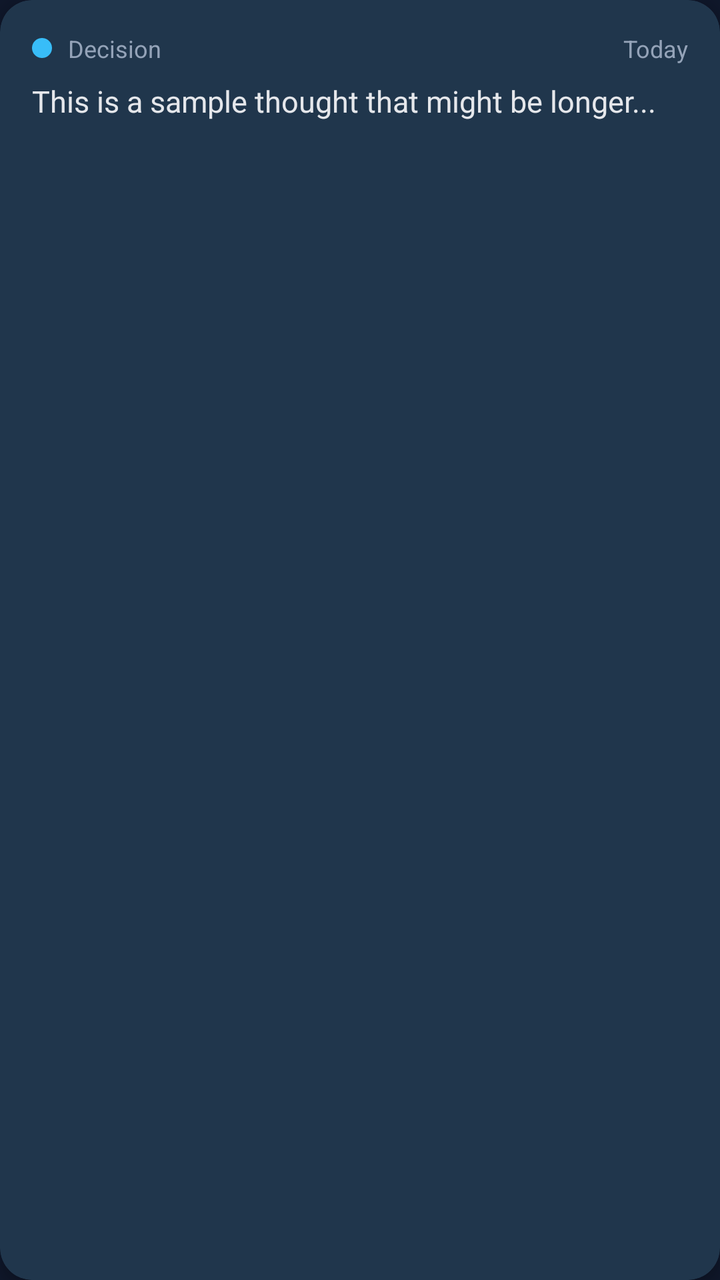
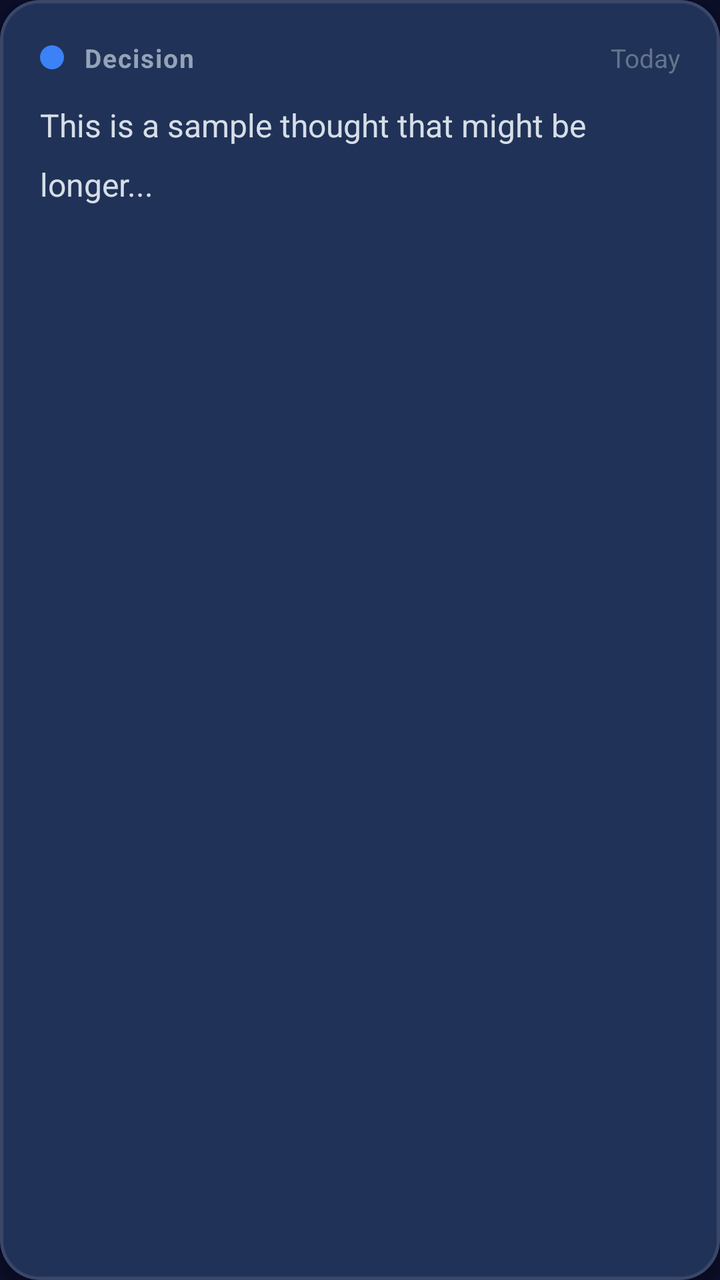

The first picture is an Android layout as it rendered before a commit; the second is the same layout after the commit. The layout source and the unified diff follow.
<!-- AndroidManifest.xml: application theme Theme.SecondBrainLite -->
<!-- res/layout/item_thought_card.xml -->
<?xml version="1.0" encoding="utf-8"?>
<com.google.android.material.card.MaterialCardView 
    xmlns:android="http://schemas.android.com/apk/res/android"
    xmlns:app="http://schemas.android.com/apk/res-auto"
    android:id="@+id/thoughtCard"
    android:layout_width="match_parent"
    android:layout_height="wrap_content"
    android:layout_marginTop="8dp"
    android:layout_marginBottom="8dp"
    style="@style/Widget.SecondBrain.Card"
    android:clickable="true"
    android:focusable="true">

    <LinearLayout
        android:layout_width="match_parent"
        android:layout_height="wrap_content"
        android:orientation="vertical"
        android:padding="16dp">

        
        <LinearLayout
            android:layout_width="match_parent"
            android:layout_height="wrap_content"
            android:orientation="horizontal"
            android:gravity="center_vertical">

            
            <View
                android:id="@+id/categoryDot"
                android:layout_width="10dp"
                android:layout_height="10dp"
                android:background="@drawable/circle_shape"/>

            
            <TextView
                android:id="@+id/categoryTextView"
                android:layout_width="0dp"
                android:layout_height="wrap_content"
                android:layout_weight="1"
                android:layout_marginStart="8dp"
                android:textColor="@color/text_secondary"
                android:textSize="12sp"
                android:text="Decision"/>

            
            <TextView
                android:id="@+id/pinnedIndicator"
                android:layout_width="wrap_content"
                android:layout_height="wrap_content"
                android:text="@string/pinned"
                android:textColor="@color/primary_soft_blue"
                android:textSize="11sp"
                android:textStyle="bold"
                android:paddingHorizontal="8dp"
                android:paddingVertical="2dp"
                android:background="@drawable/rounded_bg"
                android:visibility="gone"/>

            
            <TextView
                android:id="@+id/dateTextView"
                android:layout_width="wrap_content"
                android:layout_height="wrap_content"
                android:layout_marginStart="8dp"
                android:textColor="@color/text_secondary"
                android:textSize="12sp"
                android:text="Today"/>

        </LinearLayout>

        
        <TextView
            android:id="@+id/titleTextView"
            android:layout_width="match_parent"
            android:layout_height="wrap_content"
            android:layout_marginTop="12dp"
            android:textColor="@color/text_off_white"
            android:textSize="18sp"
            android:textStyle="bold"
            android:maxLines="1"
            android:ellipsize="end"
            android:visibility="gone"/>

        
        <TextView
            android:id="@+id/thoughtTextView"
            android:layout_width="match_parent"
            android:layout_height="wrap_content"
            android:layout_marginTop="8dp"
            android:textColor="@color/text_off_white"
            android:textSize="15sp"
            android:lineSpacingMultiplier="1.4"
            android:maxLines="2"
            android:ellipsize="end"
            android:text="This is a sample thought that might be longer..."/>

    </LinearLayout>

</com.google.android.material.card.MaterialCardView>
<!-- resources referenced by this layout -->
<resources>
  <color name="primary_soft_blue">#38BDF8</color>
  <color name="text_off_white">#E5E7EB</color>
  <color name="text_secondary">#94A3B8</color>
  <!-- drawable circle_shape (drawable) -->
  <?xml version="1.0" encoding="utf-8"?>
  <shape xmlns:android="http://schemas.android.com/apk/res/android"
      android:shape="oval">
      <solid android:color="@color/primary_soft_blue"/>
  </shape>
  <!-- drawable rounded_bg (drawable) -->
  <?xml version="1.0" encoding="utf-8"?>
  <shape xmlns:android="http://schemas.android.com/apk/res/android"
      android:shape="rectangle">
      <solid android:color="@color/card_background_elevated"/>
      <corners android:radius="8dp"/>
  </shape>
  <string name="pinned">Pinned</string>
  <style name="Widget.SecondBrain.Card" parent="Widget.Material3.CardView.Elevated">
          <item name="cardBackgroundColor">@color/card_background</item>
          <item name="cardCornerRadius">16dp</item>
          <item name="cardElevation">4dp</item>
      </style>
  <style name="Theme.SecondBrainLite" parent="Base.Theme.SecondBrainLite" />
  <color name="card_background_elevated">#2D3748</color>
  <color name="card_background">#1E293B</color>
  <style name="Base.Theme.SecondBrainLite" parent="Theme.Material3.Dark.NoActionBar">
          
          <item name="colorPrimary">@color/primary_soft_blue</item>
          <item name="colorPrimaryVariant">@color/primary_soft_blue</item>
          <item name="colorOnPrimary">@color/background_dark_navy</item>
          
          
          <item name="colorSecondary">@color/secondary_green</item>
          <item name="colorSecondaryVariant">@color/secondary_green</item>
          <item name="colorOnSecondary">@color/background_dark_navy</item>
          
          
          <item name="android:colorBackground">@color/background_dark_navy</item>
          <item name="colorSurface">@color/card_background</item>
          <item name="colorOnSurface">@color/text_off_white</item>
          
          
          <item name="android:textColorPrimary">@color/text_off_white</item>
          <item name="android:textColorSecondary">@color/text_secondary</item>
          
          
          <item name="android:statusBarColor">@color/background_dark_navy</item>
          <item name="android:windowLightStatusBar" tools:targetApi="m">false</item>
          
          
          <item name="android:navigationBarColor">@color/background_dark_navy</item>
      </style>
  <color name="background_dark_navy">#0F172A</color>
  <color name="secondary_green">#22C55E</color>
</resources>

<!-- the commit's change to res/layout/item_thought_card.xml (unified diff, before → after) -->
@@ -5,30 +5,36 @@
     android:id="@+id/thoughtCard"
     android:layout_width="match_parent"
     android:layout_height="wrap_content"
-    android:layout_marginTop="8dp"
-    android:layout_marginBottom="8dp"
-    style="@style/Widget.SecondBrain.Card"
+    android:layout_marginTop="10dp"
+    android:layout_marginBottom="10dp"
     android:clickable="true"
-    android:focusable="true">
+    android:focusable="true"
+    app:cardBackgroundColor="@color/card_background"
+    app:cardCornerRadius="20dp"
+    app:cardElevation="4dp"
+    app:strokeWidth="1.5dp"
+    app:strokeColor="@color/card_stroke"
+    app:rippleColor="@color/ripple_color">
 
     <LinearLayout
         android:layout_width="match_parent"
         android:layout_height="wrap_content"
         android:orientation="vertical"
-        android:padding="16dp">
+        android:padding="20dp">
 
         
         <LinearLayout
             android:layout_width="match_parent"
             android:layout_height="wrap_content"
             android:orientation="horizontal"
-            android:gravity="center_vertical">
+            android:gravity="center_vertical"
+            android:paddingBottom="4dp">
 
             
             <View
                 android:id="@+id/categoryDot"
-                android:layout_width="10dp"
-                android:layout_height="10dp"
+                android:layout_width="12dp"
+                android:layout_height="12dp"
                 android:background="@drawable/circle_shape"/>
 
             
@@ -37,9 +43,11 @@
                 android:layout_width="0dp"
                 android:layout_height="wrap_content"
                 android:layout_weight="1"
-                android:layout_marginStart="8dp"
+                android:layout_marginStart="10dp"
                 android:textColor="@color/text_secondary"
-                android:textSize="12sp"
+                android:textSize="13sp"
+                android:textStyle="bold"
+                android:letterSpacing="0.05"
                 android:text="Decision"/>
 
             
@@ -48,11 +56,11 @@
                 android:layout_width="wrap_content"
                 android:layout_height="wrap_content"
                 android:text="@string/pinned"
-                android:textColor="@color/primary_soft_blue"
-                android:textSize="11sp"
+                android:textColor="@color/primary_cyan"
+                android:textSize="12sp"
                 android:textStyle="bold"
-                android:paddingHorizontal="8dp"
-                android:paddingVertical="2dp"
+                android:paddingHorizontal="10dp"
+                android:paddingVertical="4dp"
                 android:background="@drawable/rounded_bg"
                 android:visibility="gone"/>
 
@@ -61,9 +69,9 @@
                 android:id="@+id/dateTextView"
                 android:layout_width="wrap_content"
                 android:layout_height="wrap_content"
-                android:layout_marginStart="8dp"
-                android:textColor="@color/text_secondary"
-                android:textSize="12sp"
+                android:layout_marginStart="10dp"
+                android:textColor="@color/text_tertiary"
+                android:textSize="13sp"
                 android:text="Today"/>
 
         </LinearLayout>
@@ -73,11 +81,12 @@
             android:id="@+id/titleTextView"
             android:layout_width="match_parent"
             android:layout_height="wrap_content"
-            android:layout_marginTop="12dp"
+            android:layout_marginTop="14dp"
             android:textColor="@color/text_off_white"
-            android:textSize="18sp"
+            android:textSize="20sp"
             android:textStyle="bold"
             android:maxLines="1"
+            android:letterSpacing="0.01"
             android:ellipsize="end"
             android:visibility="gone"/>
 
@@ -86,12 +95,13 @@
             android:id="@+id/thoughtTextView"
             android:layout_width="match_parent"
             android:layout_height="wrap_content"
-            android:layout_marginTop="8dp"
-            android:textColor="@color/text_off_white"
-            android:textSize="15sp"
-            android:lineSpacingMultiplier="1.4"
-            android:maxLines="2"
+            android:layout_marginTop="10dp"
+            android:textColor="@color/text_primary"
+            android:textSize="16sp"
+            android:lineSpacingMultiplier="1.5"
+            android:maxLines="3"
             android:ellipsize="end"
+            android:alpha="0.95"
             android:text="This is a sample thought that might be longer..."/>
 
     </LinearLayout>
<!-- resource entries referenced after the edit -->
@@ -1,8 +1,13 @@
 <!-- resources referenced by this layout -->
 <resources>
-  <color name="primary_soft_blue">#38BDF8</color>
-  <color name="text_off_white">#E5E7EB</color>
+  <color name="card_background">#1E2A47</color>
+  <color name="card_stroke">#3B4668</color>
+  <color name="primary_cyan">#22D3EE</color>
+  <color name="ripple_color">#4A5568</color>
+  <color name="text_off_white">#F8FAFC</color>
+  <color name="text_primary">#E2E8F0</color>
   <color name="text_secondary">#94A3B8</color>
+  <color name="text_tertiary">#64748B</color>
   <!-- drawable circle_shape (drawable) -->
   <?xml version="1.0" encoding="utf-8"?>
   <shape xmlns:android="http://schemas.android.com/apk/res/android"
@@ -11,20 +16,16 @@
   </shape>
   <!-- drawable rounded_bg (drawable) -->
   <?xml version="1.0" encoding="utf-8"?>
-  <shape xmlns:android="http://schemas.android.com/apk/res/android"
-      android:shape="rectangle">
-      <solid android:color="@color/card_background_elevated"/>
-      <corners android:radius="8dp"/>
+  <shape xmlns:android="http://schemas.android.com/apk/res/android">
+      <solid android:color="@color/card_background" />
+      <corners android:radius="16dp" />
+      <stroke
+          android:width="1dp"
+          android:color="@color/card_stroke" />
   </shape>
   <string name="pinned">Pinned</string>
-  <style name="Widget.SecondBrain.Card" parent="Widget.Material3.CardView.Elevated">
-          <item name="cardBackgroundColor">@color/card_background</item>
-          <item name="cardCornerRadius">16dp</item>
-          <item name="cardElevation">4dp</item>
-      </style>
   <style name="Theme.SecondBrainLite" parent="Base.Theme.SecondBrainLite" />
-  <color name="card_background_elevated">#2D3748</color>
-  <color name="card_background">#1E293B</color>
+  <color name="primary_soft_blue">#3B82F6</color>
   <style name="Base.Theme.SecondBrainLite" parent="Theme.Material3.Dark.NoActionBar">
           
           <item name="colorPrimary">@color/primary_soft_blue</item>
@@ -52,7 +53,7 @@
           
           <item name="android:navigationBarColor">@color/background_dark_navy</item>
       </style>
-  <color name="background_dark_navy">#0F172A</color>
-  <color name="secondary_green">#22C55E</color>
+  <color name="background_dark_navy">#0A0E27</color>
+  <color name="secondary_green">#10B981</color>
 </resources>
 
